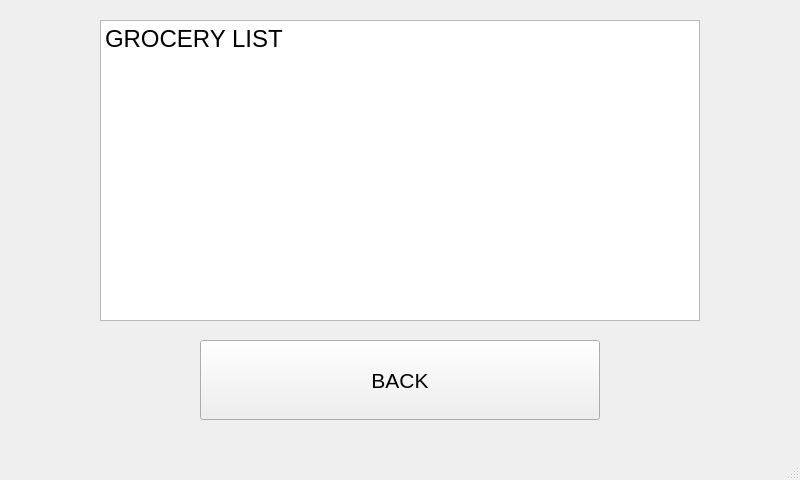
This is src/cart_interface_items.ui in PfeifferH/cheqout as Qt 5 draws it before an edit. The edited form follows.
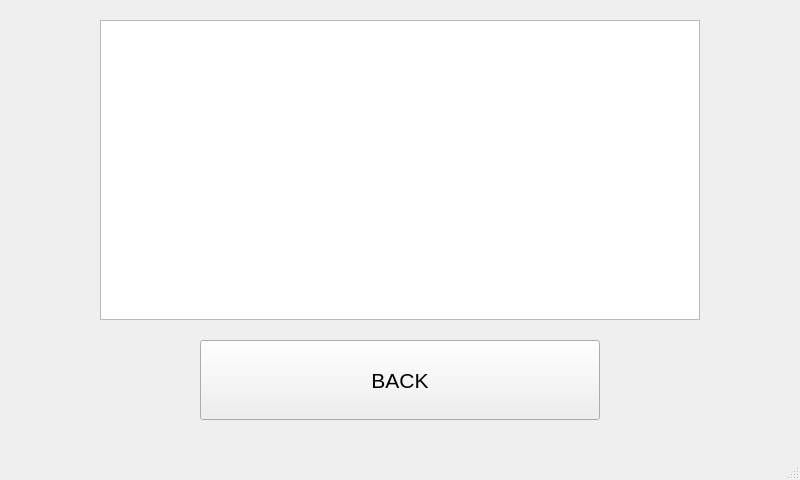
This is the edited form.

```diff
--- a/src/cart_interface_items.ui
+++ b/src/cart_interface_items.ui
@@ -14,23 +14,6 @@
    <string>MainWindow</string>
   </property>
   <widget class="QWidget" name="centralwidget">
-   <widget class="QTextBrowser" name="textBrowser">
-    <property name="geometry">
-     <rect>
-      <x>100</x>
-      <y>20</y>
-      <width>600</width>
-      <height>301</height>
-     </rect>
-    </property>
-    <property name="html">
-     <string>&lt;!DOCTYPE HTML PUBLIC &quot;-//W3C//DTD HTML 4.0//EN&quot; &quot;http://www.w3.org/TR/REC-html40/strict.dtd&quot;&gt;
-&lt;html&gt;&lt;head&gt;&lt;meta name=&quot;qrichtext&quot; content=&quot;1&quot; /&gt;&lt;style type=&quot;text/css&quot;&gt;
-p, li { white-space: pre-wrap; }
-&lt;/style&gt;&lt;/head&gt;&lt;body style=&quot; font-family:'MS Shell Dlg 2'; font-size:7.8pt; font-weight:400; font-style:normal;&quot;&gt;
-&lt;p style=&quot; margin-top:0px; margin-bottom:0px; margin-left:0px; margin-right:0px; -qt-block-indent:0; text-indent:0px;&quot;&gt;&lt;span style=&quot; font-size:18pt;&quot;&gt;GROCERY LIST&lt;/span&gt;&lt;/p&gt;&lt;/body&gt;&lt;/html&gt;</string>
-    </property>
-   </widget>
    <widget class="QPushButton" name="pushButton_2">
     <property name="geometry">
      <rect>
@@ -52,6 +35,16 @@
      <bool>false</bool>
     </property>
    </widget>
+   <widget class="QListWidget" name="listWidget">
+    <property name="geometry">
+     <rect>
+      <x>100</x>
+      <y>20</y>
+      <width>600</width>
+      <height>300</height>
+     </rect>
+    </property>
+   </widget>
   </widget>
   <widget class="QMenuBar" name="menubar">
    <property name="geometry">
```
